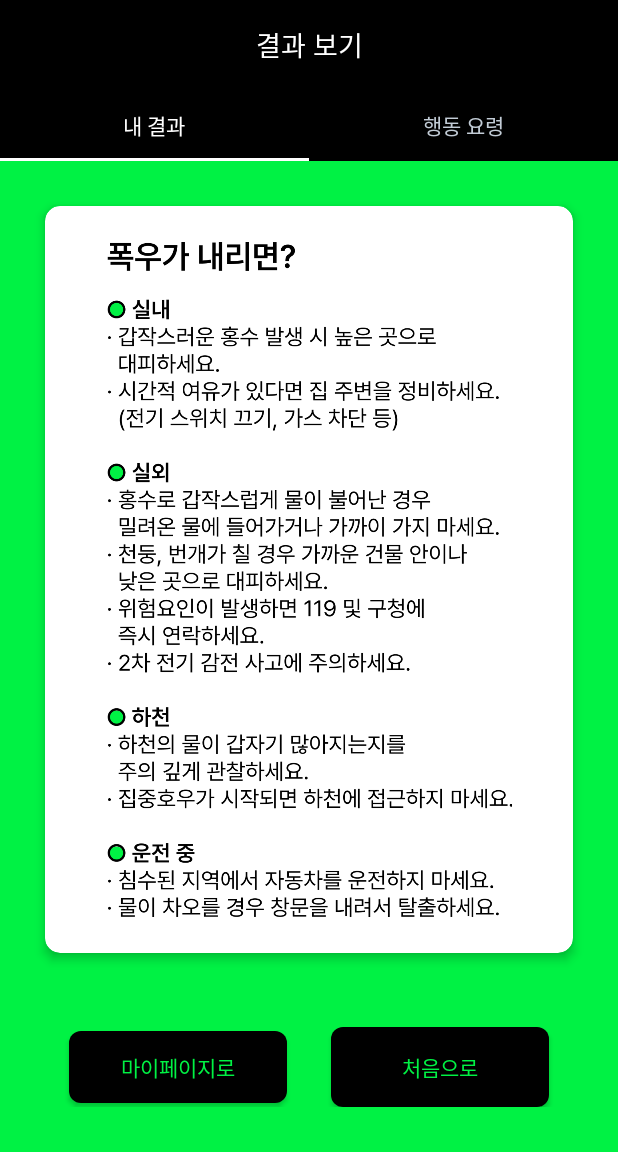
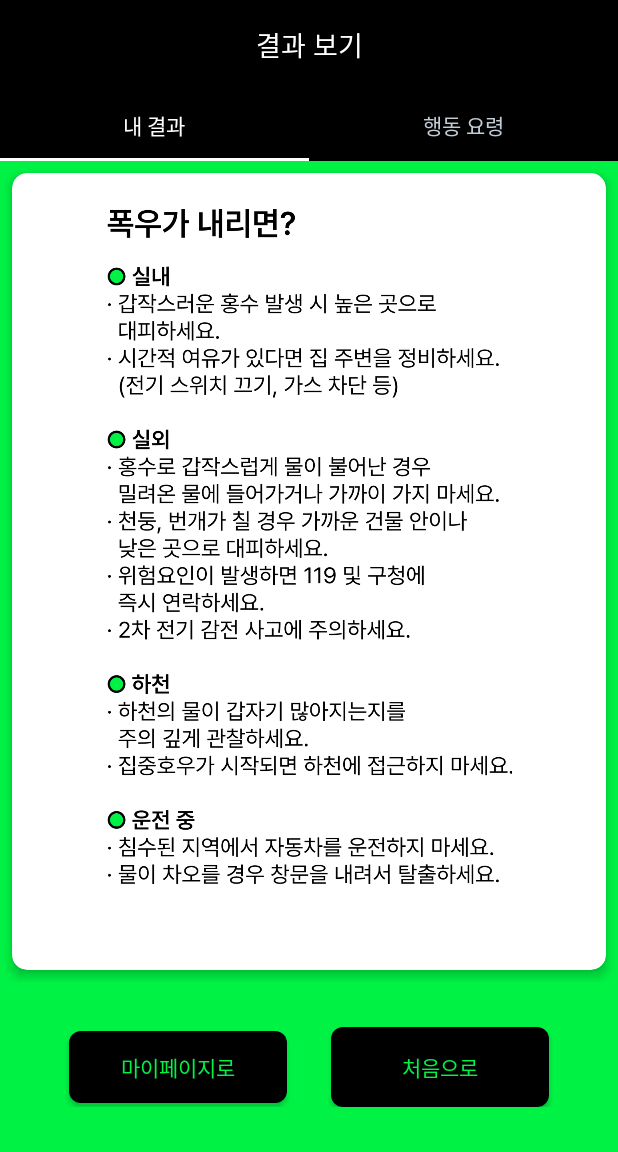
Before and after one commit to SOPKATHON-9th/Damin-AOS, an Android app: the fragment ActionRulesFragment placed in its activity, on a phone screen of 412 x 824 dp, the part 84-1236 px from its top. Run offline under Robolectric (Android 15) with nearby library versions, the phone set to English and light mode, and no system bars; our stand-ins replace Timber, data binding; libraries missing offline, so code that uses them is left out: com.jakewharton.retrofit2.

Commit message:
찐찐막

```diff
--- a/app/src/main/res/layout/fragment_action_rules.xml
+++ b/app/src/main/res/layout/fragment_action_rules.xml
@@ -15,10 +15,11 @@
 
         <com.google.android.material.card.MaterialCardView
             android:layout_width="match_parent"
-            android:layout_height="wrap_content"
-            android:layout_margin="30dp"
+            android:layout_height="0dp"
+            android:layout_margin="8dp"
             app:cardCornerRadius="10dp"
             app:cardElevation="4dp"
+            app:layout_constraintBottom_toBottomOf="parent"
             app:layout_constraintTop_toTopOf="parent"
             app:layout_constraintEnd_toEndOf="parent"
             app:layout_constraintStart_toStartOf="parent">
```
